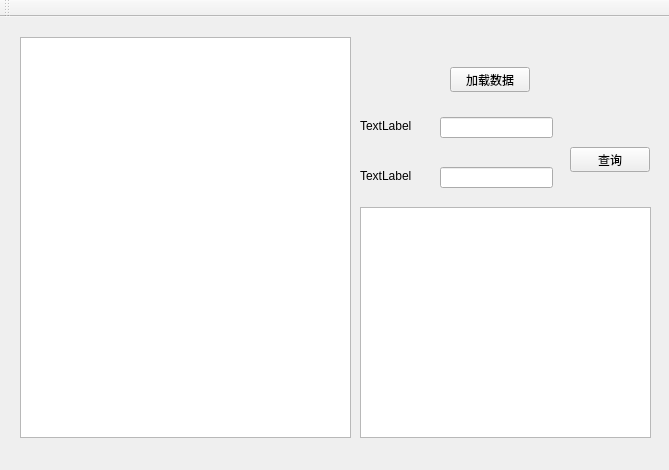
First picture: the form in PointSearchByIndex.ui, repository xiaosuqi1778/PointSearchByIndex, before the edit.
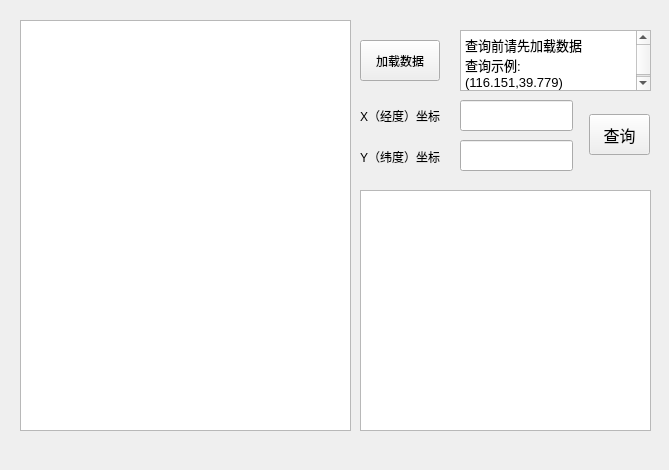
Second picture: the form after the edit.

Diff of the .ui file:
```diff
--- a/PointSearchByIndex.ui
+++ b/PointSearchByIndex.ui
@@ -17,20 +17,20 @@
    <widget class="QLineEdit" name="inputX">
     <property name="geometry">
      <rect>
-      <x>440</x>
+      <x>460</x>
       <y>100</y>
       <width>113</width>
-      <height>21</height>
+      <height>31</height>
      </rect>
     </property>
    </widget>
    <widget class="QLineEdit" name="inputY">
     <property name="geometry">
      <rect>
-      <x>440</x>
-      <y>150</y>
+      <x>460</x>
+      <y>140</y>
       <width>113</width>
-      <height>21</height>
+      <height>31</height>
      </rect>
     </property>
    </widget>
@@ -39,36 +39,41 @@
      <rect>
       <x>360</x>
       <y>100</y>
-      <width>58</width>
-      <height>17</height>
+      <width>91</width>
+      <height>31</height>
      </rect>
     </property>
     <property name="text">
-     <string>TextLabel</string>
+     <string>X（经度）坐标</string>
     </property>
    </widget>
    <widget class="QLabel" name="label_2">
     <property name="geometry">
      <rect>
       <x>360</x>
-      <y>150</y>
-      <width>58</width>
-      <height>17</height>
+      <y>146</y>
+      <width>91</width>
+      <height>21</height>
      </rect>
     </property>
     <property name="text">
-     <string>TextLabel</string>
+     <string>Y（纬度）坐标</string>
     </property>
    </widget>
    <widget class="QPushButton" name="searchBtn">
     <property name="geometry">
      <rect>
-      <x>570</x>
-      <y>130</y>
-      <width>80</width>
-      <height>25</height>
+      <x>589</x>
+      <y>114</y>
+      <width>61</width>
+      <height>41</height>
      </rect>
     </property>
+    <property name="font">
+     <font>
+      <pointsize>12</pointsize>
+     </font>
+    </property>
     <property name="text">
      <string>查询</string>
     </property>
@@ -79,7 +84,7 @@
       <x>360</x>
       <y>190</y>
       <width>291</width>
-      <height>231</height>
+      <height>241</height>
      </rect>
     </property>
    </widget>
@@ -89,23 +94,45 @@
       <x>20</x>
       <y>20</y>
       <width>331</width>
-      <height>401</height>
+      <height>411</height>
      </rect>
     </property>
    </widget>
    <widget class="QPushButton" name="loadBtn">
     <property name="geometry">
      <rect>
-      <x>450</x>
-      <y>50</y>
+      <x>360</x>
+      <y>40</y>
       <width>80</width>
-      <height>25</height>
+      <height>41</height>
      </rect>
     </property>
     <property name="text">
      <string>加载数据</string>
     </property>
    </widget>
+   <widget class="QTextEdit" name="textEdit">
+    <property name="geometry">
+     <rect>
+      <x>460</x>
+      <y>30</y>
+      <width>191</width>
+      <height>61</height>
+     </rect>
+    </property>
+    <property name="html">
+     <string>&lt;!DOCTYPE HTML PUBLIC &quot;-//W3C//DTD HTML 4.0//EN&quot; &quot;http://www.w3.org/TR/REC-html40/strict.dtd&quot;&gt;
+&lt;html&gt;&lt;head&gt;&lt;meta name=&quot;qrichtext&quot; content=&quot;1&quot; /&gt;&lt;meta charset=&quot;utf-8&quot; /&gt;&lt;style type=&quot;text/css&quot;&gt;
+p, li { white-space: pre-wrap; }
+hr { height: 1px; border-width: 0; }
+li.unchecked::marker { content: &quot;\2610&quot;; }
+li.checked::marker { content: &quot;\2612&quot;; }
+&lt;/style&gt;&lt;/head&gt;&lt;body style=&quot; font-family:'Microsoft YaHei UI'; font-size:9.75pt; font-weight:400; font-style:normal;&quot;&gt;
+&lt;p style=&quot; margin-top:0px; margin-bottom:0px; margin-left:0px; margin-right:0px; -qt-block-indent:0; text-indent:0px;&quot;&gt;&lt;span style=&quot; font-size:10pt;&quot;&gt;查询前请先加载数据&lt;/span&gt;&lt;/p&gt;
+&lt;p style=&quot; margin-top:0px; margin-bottom:0px; margin-left:0px; margin-right:0px; -qt-block-indent:0; text-indent:0px;&quot;&gt;&lt;span style=&quot; font-size:10pt;&quot;&gt;查询示例:&lt;/span&gt;&lt;/p&gt;
+&lt;p style=&quot; margin-top:0px; margin-bottom:0px; margin-left:0px; margin-right:0px; -qt-block-indent:0; text-indent:0px;&quot;&gt;&lt;span style=&quot; font-size:10pt;&quot;&gt;(116.151,39.779)&lt;/span&gt;&lt;/p&gt;&lt;/body&gt;&lt;/html&gt;</string>
+    </property>
+   </widget>
   </widget>
   <widget class="QMenuBar" name="menuBar">
    <property name="geometry">
@@ -117,14 +144,6 @@
     </rect>
    </property>
   </widget>
-  <widget class="QToolBar" name="mainToolBar">
-   <attribute name="toolBarArea">
-    <enum>TopToolBarArea</enum>
-   </attribute>
-   <attribute name="toolBarBreak">
-    <bool>false</bool>
-   </attribute>
-  </widget>
  </widget>
  <layoutdefault spacing="6" margin="11"/>
  <resources>
```
